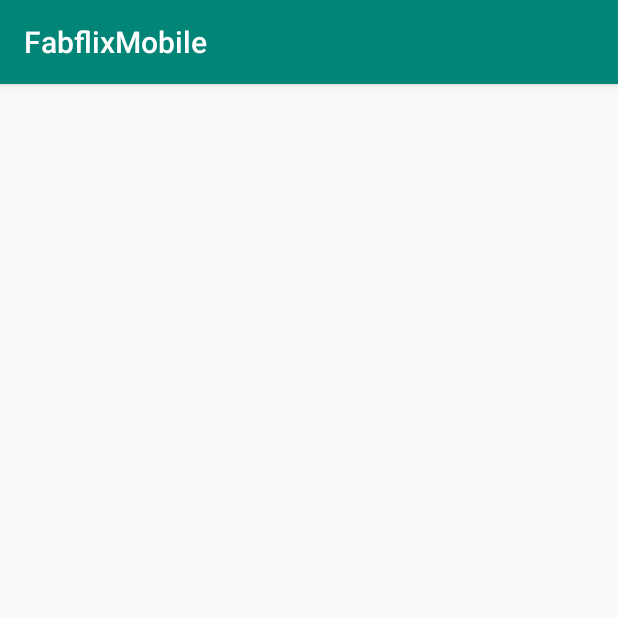
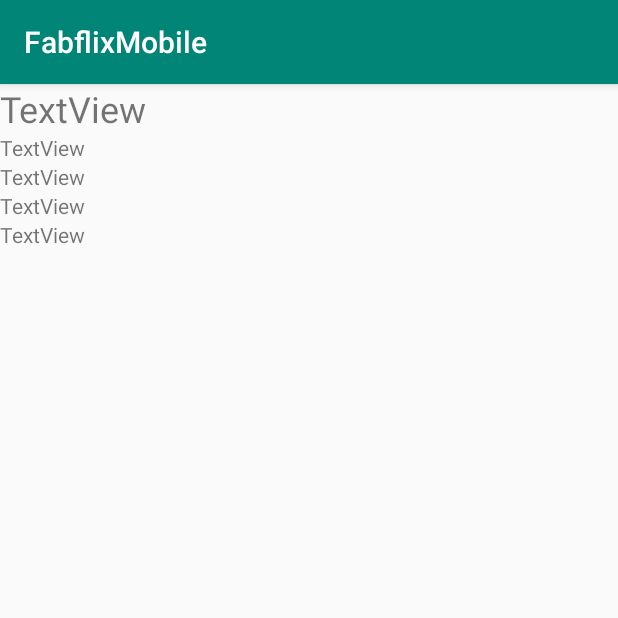
Before and after one commit to juliehx/Fabflix-Web-App, an Android app: the SingleMovieActivity screen opened directly, with no data from a screen before it, on a phone screen of 412 x 824 dp, the top half of it. Run offline under Robolectric (Android 15) with nearby library versions, the light colour scheme and no system bars; our stand-ins replace Volley; network calls fail; 6 statements that could not run were skipped.

Commit message:
added singlemovieactivity

```diff
--- a/FabflixMobile/app/src/main/java/com/example/fabflixmobile/SingleMovieActivity.java
+++ b/FabflixMobile/app/src/main/java/com/example/fabflixmobile/SingleMovieActivity.java
@@ -1,19 +1,73 @@
 package com.example.fabflixmobile;
 
+import android.content.Intent;
 import android.support.v7.app.AppCompatActivity;
 import android.os.Bundle;
 import android.util.Log;
+import android.view.View;
+import android.widget.EditText;
+import android.widget.TextView;
 import android.widget.Toast;
 
+import com.android.volley.Request;
+import com.android.volley.RequestQueue;
+import com.android.volley.Response;
+import com.android.volley.VolleyError;
+import com.android.volley.toolbox.StringRequest;
+
+import java.util.ArrayList;
+
 public class SingleMovieActivity extends AppCompatActivity {
-
+//    private String movieId;
     @Override
     protected void onCreate(Bundle savedInstanceState) {
         super.onCreate(savedInstanceState);
-        setContentView(R.layout.activity_listview);
+        setContentView(R.layout.activity_singlemovieview);
 
+        Bundle bundle = getIntent().getExtras();
+        ArrayList<String> movieInfo = bundle.getStringArrayList("movie");
 
+        TextView title = (TextView) findViewById(R.id.movieTitle);
+        TextView year = (TextView) findViewById(R.id.movieYear);
+        TextView director = (TextView) findViewById(R.id.movieDirector);
+        TextView genres = (TextView) findViewById(R.id.movieGenres);
+        TextView stars = (TextView) findViewById(R.id.movieStars);
+
+        title.setText(movieInfo.get(0));
+        year.setText(movieInfo.get(2));
+        director.setText(movieInfo.get(1));
+        genres.setText(movieInfo.get(4)); //4
+        stars.setText(movieInfo.get(5)); //5
+//        movieId = bundle.getString("movieId");
     }
 
-
+//    public void movieSearch(View view) {
+//        //String username = ((EditText) findViewById(R.id.userText)).getText().toString();
+////        String title = ((EditText) findViewById(R.id.searchText)).getText().toString();
+////        final int pageNum = 1;
+//
+////        String url = "https://10.0.2.2:8443/project1/api/single-movie?id=" + movieId;
+//
+////        final Intent goToMovieListPage = new Intent(this, MovieListActivity.class);
+//
+//        final RequestQueue queue = NetworkManager.sharedManager(this).queue;
+//
+//        final StringRequest movieInfoRequest = new StringRequest(Request.Method.GET, url,
+//                new Response.Listener<String>() {
+//                    @Override
+//                    public void onResponse(String response) {
+//
+//                        Log.d("movieInfo.success", response);
+//                    }
+//                },
+//                new Response.ErrorListener() {
+//                    @Override
+//                    public void onErrorResponse(VolleyError error) {
+//                        // error
+//                        Log.d("movieInfo.error", error.toString());
+//                    }
+//                });
+//
+//        queue.add(movieInfoRequest);
+//    }
 }
--- /dev/null
+++ b/FabflixMobile/app/src/main/res/layout/activity_singlemovieview.xml
@@ -0,0 +1,37 @@
+<?xml version="1.0" encoding="utf-8"?>
+<LinearLayout xmlns:android="http://schemas.android.com/apk/res/android"
+    android:layout_width="match_parent"
+    android:layout_height="match_parent"
+    android:orientation="vertical">
+
+    <TextView
+        android:id="@+id/movieTitle"
+        android:layout_width="match_parent"
+        android:layout_height="wrap_content"
+        android:text="TextView"
+        android:textSize="24sp" />
+
+    <TextView
+        android:id="@+id/movieYear"
+        android:layout_width="match_parent"
+        android:layout_height="wrap_content"
+        android:text="TextView" />
+
+    <TextView
+        android:id="@+id/movieDirector"
+        android:layout_width="match_parent"
+        android:layout_height="wrap_content"
+        android:text="TextView" />
+
+    <TextView
+        android:id="@+id/movieGenres"
+        android:layout_width="match_parent"
+        android:layout_height="wrap_content"
+        android:text="TextView" />
+
+    <TextView
+        android:id="@+id/movieStars"
+        android:layout_width="match_parent"
+        android:layout_height="wrap_content"
+        android:text="TextView" />
+</LinearLayout>
```
Also changed, not shown: FabflixMobile/app/src/main/java/com/example/fabflixmobile/Movie.java (+16 -2 lines), FabflixMobile/app/src/main/java/com/example/fabflixmobile/MovieListActivity.java (+22 -7 lines).
